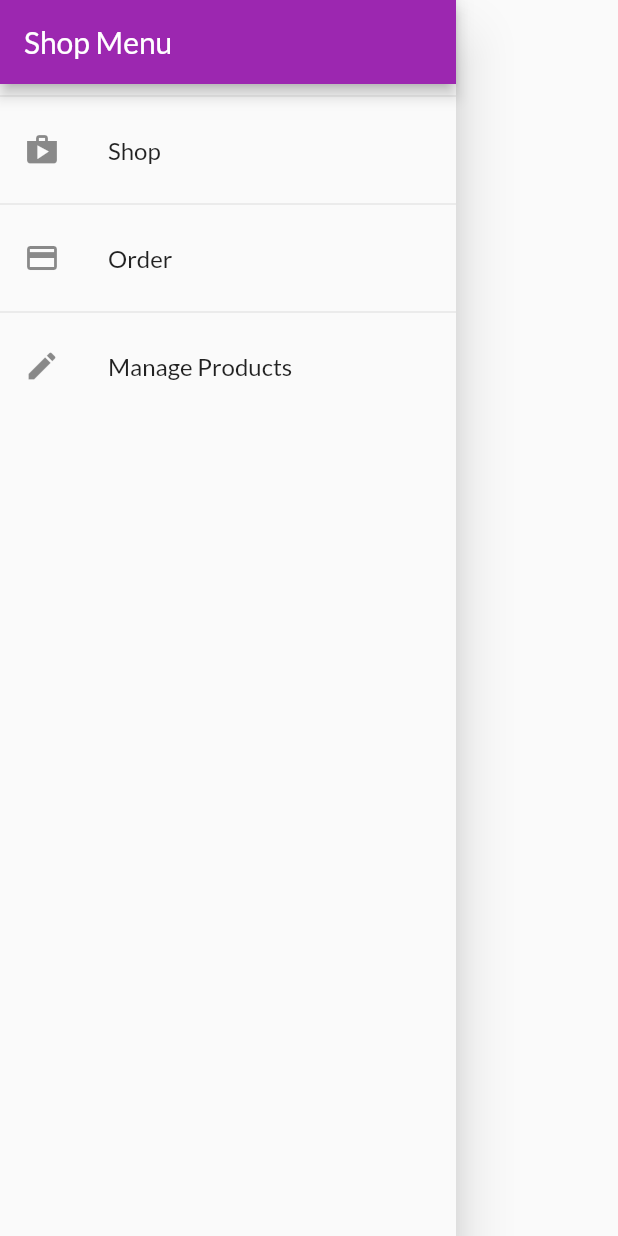
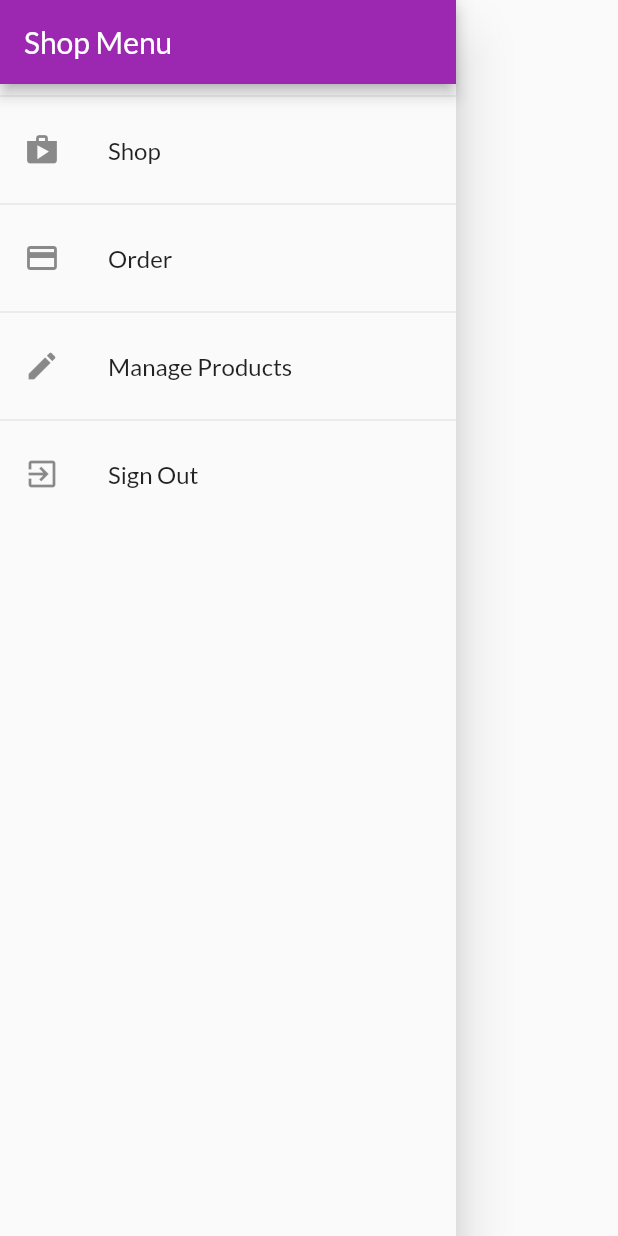
Before and after one commit to kaings-flutter/flutter_proj7, a Flutter app: the AppDrawer widget shown alone on an empty page, opened directly, on a phone screen of 412 x 824 dp. Run offline on Flutter 3.47's test engine with Material 2 defaults, Android fonts, the phone set to English and light mode, and no system bars; network calls fail.

Commit message:
add sign out functionality

```diff
--- a/lib/widgets/app_drawer.dart
+++ b/lib/widgets/app_drawer.dart
@@ -1,7 +1,9 @@
 import 'package:flutter/material.dart';
 
+import 'package:provider/provider.dart';
 import '../screens/order_screen.dart';
 import '../screens/user_products_screen.dart';
+import '../providers/auth.dart';
 
 class AppDrawer extends StatelessWidget {
   @override
@@ -37,6 +39,18 @@ class AppDrawer extends StatelessWidget {
               Navigator.of(context).pushNamed(UserProductsScreen.routeName);
             },
           ),
+          Divider(),
+          ListTile(
+            leading: Icon(Icons.exit_to_app),
+            title: Text('Sign Out'),
+            onTap: () {
+              // to avoid error when signout, we need to pop the drawer first
+              // and then sign out
+              Navigator.of(context).pop();
+
+              Provider.of<Auth>(context, listen: false).signOut();
+            },
+          ),
         ],
       ),
     );
```
Also changed, not shown: lib/providers/auth.dart (+8 -0 lines).
